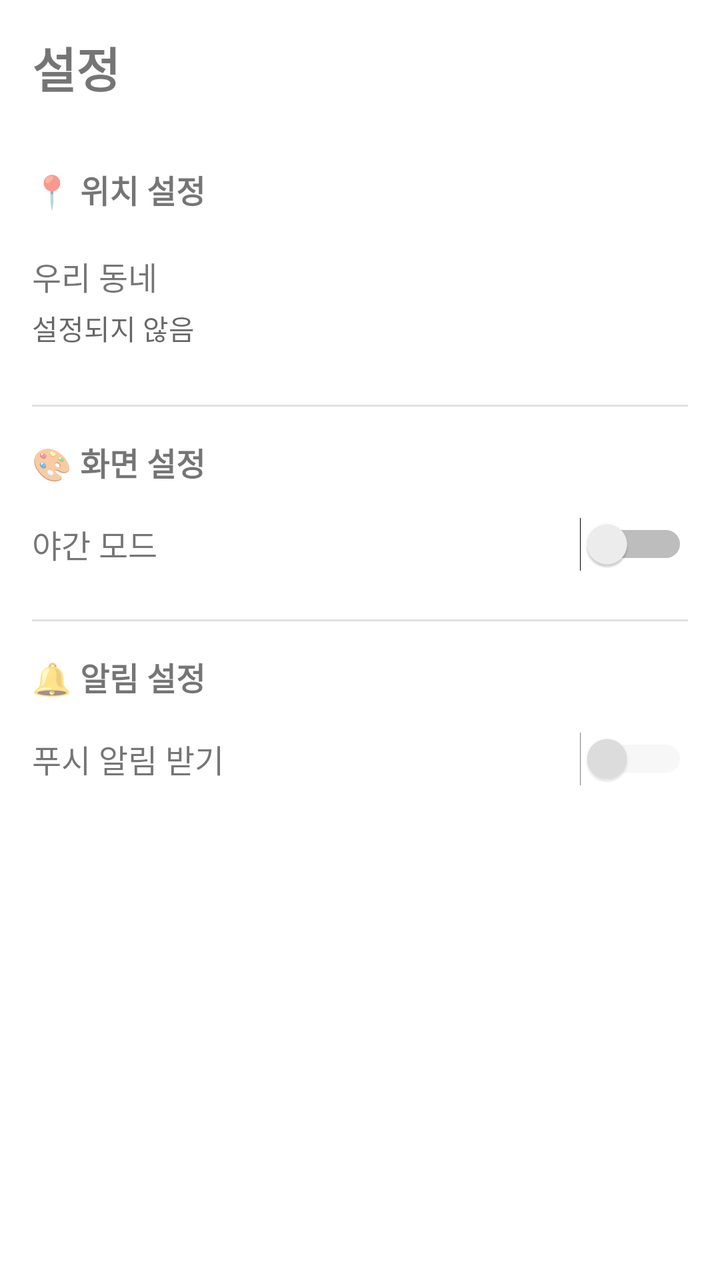
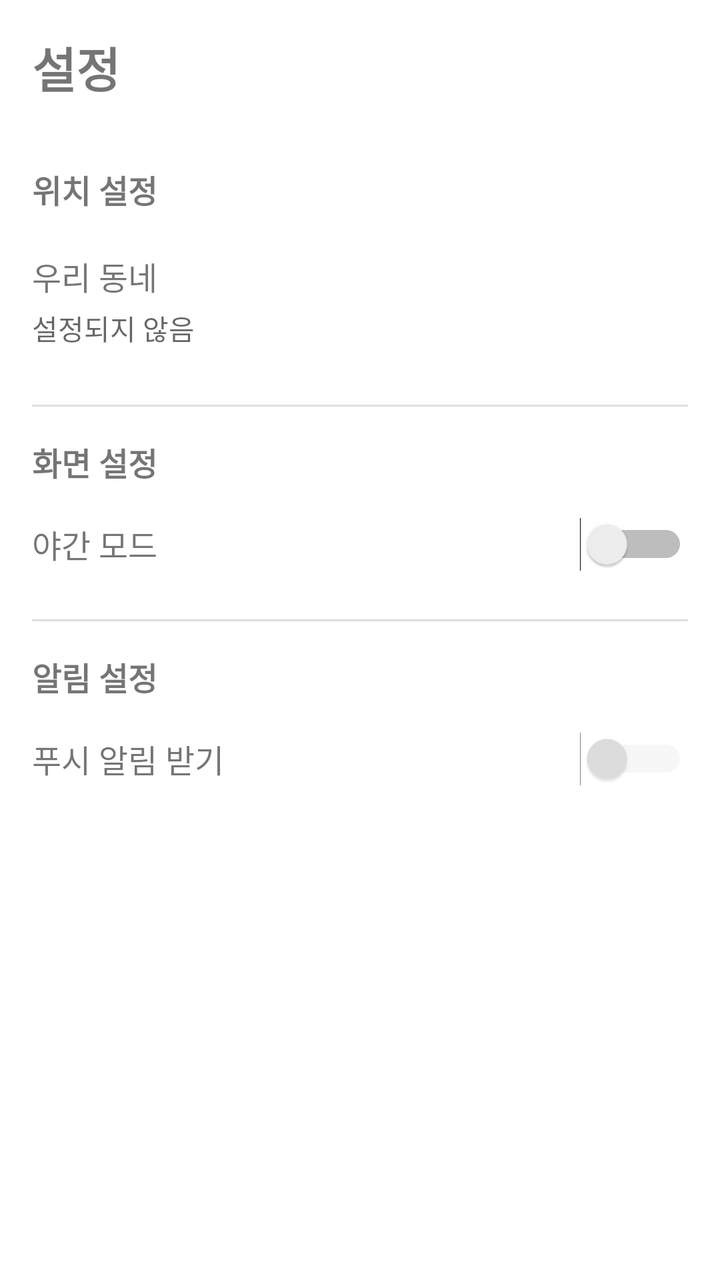

Two renders of the same Android screen: before a commit and after it. Below are the layout's source before the change and the commit's diff.
<!-- AndroidManifest.xml: application theme Theme.SocialMyMap -->
<!-- res/layout/activity_settings.xml -->
<?xml version="1.0" encoding="utf-8"?>
<ScrollView xmlns:android="http://schemas.android.com/apk/res/android"
    android:layout_width="match_parent"
    android:layout_height="match_parent">

    <LinearLayout
        android:layout_width="match_parent"
        android:layout_height="wrap_content"
        android:orientation="vertical"
        android:padding="16dp">

        <TextView
            android:layout_width="wrap_content"
            android:layout_height="wrap_content"
            android:text="설정"
            android:textSize="24sp"
            android:textStyle="bold"
            android:layout_marginBottom="24dp"/>

        
        <TextView
            android:layout_width="wrap_content"
            android:layout_height="wrap_content"
            android:text="📍 위치 설정"
            android:textSize="16sp"
            android:textStyle="bold"
            android:layout_marginTop="8dp"
            android:layout_marginBottom="8dp"/>

        <LinearLayout
            android:id="@+id/layout_home_region"
            android:layout_width="match_parent"
            android:layout_height="wrap_content"
            android:orientation="vertical"
            android:background="?attr/selectableItemBackground"
            android:clickable="true"
            android:focusable="true"
            android:paddingTop="12dp"
            android:paddingBottom="12dp">

            <TextView
                android:layout_width="wrap_content"
                android:layout_height="wrap_content"
                android:text="우리 동네"
                android:textSize="16sp"/>

            <TextView
                android:id="@+id/tv_home_region"
                android:layout_width="wrap_content"
                android:layout_height="wrap_content"
                android:text="설정되지 않음"
                android:textSize="14sp"
                android:textColor="?android:attr/textColorSecondary"
                android:layout_marginTop="4dp"/>
        </LinearLayout>

        <View
            android:layout_width="match_parent"
            android:layout_height="1dp"
            android:background="?android:attr/listDivider"
            android:layout_marginTop="16dp"
            android:layout_marginBottom="16dp"/>

        
        <TextView
            android:layout_width="wrap_content"
            android:layout_height="wrap_content"
            android:text="🎨 화면 설정"
            android:textSize="16sp"
            android:textStyle="bold"
            android:layout_marginBottom="8dp"/>

        <LinearLayout
            android:layout_width="match_parent"
            android:layout_height="wrap_content"
            android:orientation="horizontal"
            android:gravity="center_vertical"
            android:paddingTop="8dp"
            android:paddingBottom="8dp">
            <TextView
                android:layout_width="0dp"
                android:layout_height="wrap_content"
                android:layout_weight="1"
                android:text="야간 모드"
                android:textSize="16sp"/>
            <Switch
                android:id="@+id/switch_dark_mode"
                android:layout_width="wrap_content"
                android:layout_height="wrap_content"/>
        </LinearLayout>

        <View
            android:layout_width="match_parent"
            android:layout_height="1dp"
            android:background="?android:attr/listDivider"
            android:layout_marginTop="16dp"
            android:layout_marginBottom="16dp"/>

        
        <TextView
            android:layout_width="wrap_content"
            android:layout_height="wrap_content"
            android:text="🔔 알림 설정"
            android:textSize="16sp"
            android:textStyle="bold"
            android:layout_marginBottom="8dp"/>

        <LinearLayout
            android:layout_width="match_parent"
            android:layout_height="wrap_content"
            android:orientation="horizontal"
            android:gravity="center_vertical"
            android:paddingTop="8dp"
            android:paddingBottom="8dp">
            <TextView
                android:layout_width="0dp"
                android:layout_height="wrap_content"
                android:layout_weight="1"
                android:text="푸시 알림 받기"
                android:textSize="16sp"/>
            <Switch
                android:id="@+id/switch_push_notification"
                android:layout_width="wrap_content"
                android:layout_height="wrap_content"
                android:checked="false"
                android:enabled="false"
                android:alpha="0.5"/>
        </LinearLayout>

    </LinearLayout>
</ScrollView>
<!-- resources referenced by this layout -->
<resources>
  <style name="Theme.SocialMyMap" parent="Theme.MaterialComponents.DayNight.DarkActionBar">
          
          <item name="colorPrimary">@color/blue_500</item>
          <item name="colorPrimaryVariant">@color/blue_700</item>
          <item name="colorOnPrimary">@color/white</item>
          
          <item name="colorSecondary">@color/teal_200</item>
          <item name="colorSecondaryVariant">@color/teal_700</item>
          <item name="colorOnSecondary">@color/black</item>
          
          <item name="android:statusBarColor" tools:targetApi="l">?attr/colorPrimaryVariant</item>
          
  
          
          <item name="android:windowDrawsSystemBarBackgrounds">true</item>
          <item name="android:statusBarColor">@android:color/transparent</item>
          <item name="android:navigationBarColor">@android:color/transparent</item>
          <item name="android:windowLightStatusBar">true</item>
          <item name="android:windowLightNavigationBar" tools:targetApi="o_mr1">true</item>
      </style>
  <color name="blue_500">#2196F3</color>
  <color name="blue_700">#1976D2</color>
  <color name="white">#FFFFFFFF</color>
  <color name="teal_200">#FF03DAC5</color>
  <color name="teal_700">#FF018786</color>
  <color name="black">#FF000000</color>
</resources>

<!-- the commit's change to res/layout/activity_settings.xml (unified diff, before → after) -->
@@ -21,7 +21,7 @@
         <TextView
             android:layout_width="wrap_content"
             android:layout_height="wrap_content"
-            android:text="📍 위치 설정"
+            android:text="위치 설정"
             android:textSize="16sp"
             android:textStyle="bold"
             android:layout_marginTop="8dp"
@@ -65,7 +65,7 @@
         <TextView
             android:layout_width="wrap_content"
             android:layout_height="wrap_content"
-            android:text="🎨 화면 설정"
+            android:text="화면 설정"
             android:textSize="16sp"
             android:textStyle="bold"
             android:layout_marginBottom="8dp"/>
@@ -100,7 +100,7 @@
         <TextView
             android:layout_width="wrap_content"
             android:layout_height="wrap_content"
-            android:text="🔔 알림 설정"
+            android:text="알림 설정"
             android:textSize="16sp"
             android:textStyle="bold"
             android:layout_marginBottom="8dp"/>
